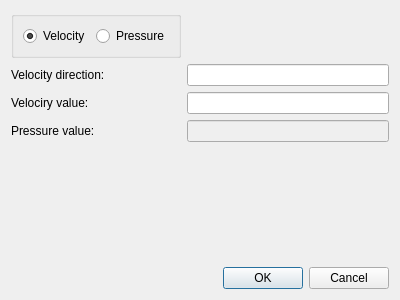
Before: the Qt Designer form calculatedialog.ui in SemenchenkoVitaliy/sobalap, drawn with Qt 5.
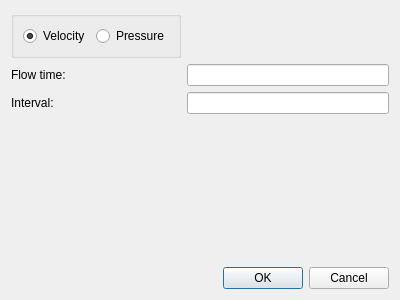
After: the same form once the commit is applied.

Commit message: Add Setup class in mainwindow

What changed in the file:
```diff
--- a/calculatedialog.ui
+++ b/calculatedialog.ui
@@ -49,7 +49,7 @@
    <item row="1" column="0">
     <widget class="QLabel" name="directionLabel">
      <property name="text">
-      <string>Velocity direction:</string>
+      <string>Flow time:</string>
      </property>
     </widget>
    </item>
@@ -59,35 +59,21 @@
    <item row="2" column="0">
     <widget class="QLabel" name="velocityValueLabel">
      <property name="text">
-      <string>Velociry value:</string>
+      <string>Interval:</string>
      </property>
     </widget>
    </item>
    <item row="2" column="1">
-    <widget class="QLineEdit" name="velocityEdit"/>
-   </item>
-   <item row="3" column="0">
-    <widget class="QLabel" name="presureLabel">
-     <property name="text">
-      <string>Pressure value:</string>
-     </property>
-    </widget>
+    <widget class="QLineEdit" name="intervalEdit"/>
    </item>
    <item row="3" column="1">
-    <widget class="QLineEdit" name="presureEdit">
-     <property name="enabled">
-      <bool>false</bool>
-     </property>
-    </widget>
-   </item>
-   <item row="5" column="1">
     <spacer name="verticalSpacer">
      <property name="orientation">
       <enum>Qt::Vertical</enum>
      </property>
      <property name="sizeHint" stdset="0">
       <size>
-       <width>190</width>
+       <width>20</width>
        <height>40</height>
       </size>
      </property>
```
Left out of the diff: 14 changed lines with no effect on the pictures. The commit also changes 9 other files.
